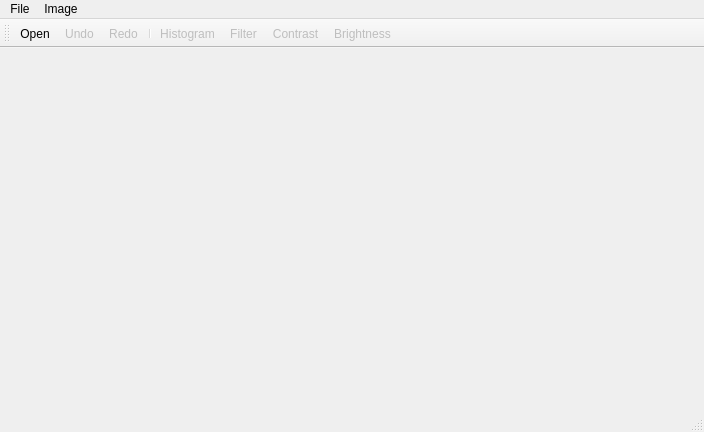
The window that src/MainWindow.ui (Ovilia/PIP) describes before a commit, drawn with Qt 5.
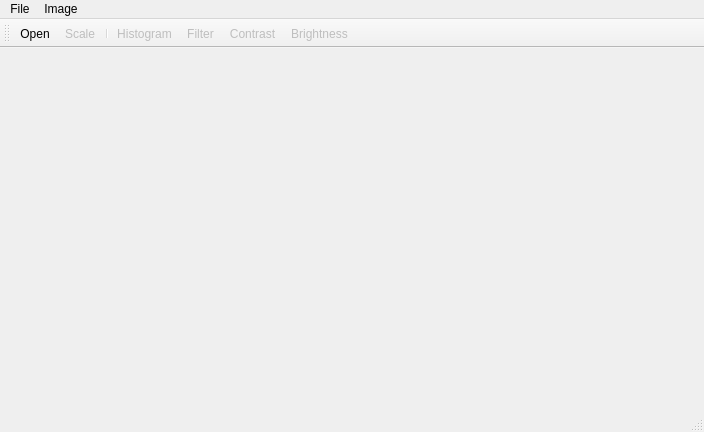
The same window after the commit. Icons and pictures are not drawn.

What changed in the file:
```diff
--- a/src/MainWindow.ui
+++ b/src/MainWindow.ui
@@ -62,8 +62,7 @@
     <bool>false</bool>
    </attribute>
    <addaction name="actionOpen"/>
-   <addaction name="actionUndo"/>
-   <addaction name="actionRedo"/>
+   <addaction name="actionScale"/>
    <addaction name="separator"/>
    <addaction name="actionHistogram"/>
    <addaction name="actionFilter"/>
@@ -118,36 +117,6 @@
     <string>Filter</string>
    </property>
   </action>
-  <action name="actionUndo">
-   <property name="enabled">
-    <bool>false</bool>
-   </property>
-   <property name="icon">
-    <iconset resource="resource.qrc">
-     <normaloff>:/images/images/undo.png</normaloff>:/images/images/undo.png</iconset>
-   </property>
-   <property name="text">
-    <string>Undo</string>
-   </property>
-   <property name="shortcut">
-    <string>Ctrl+Z</string>
-   </property>
-  </action>
-  <action name="actionRedo">
-   <property name="enabled">
-    <bool>false</bool>
-   </property>
-   <property name="icon">
-    <iconset resource="resource.qrc">
-     <normaloff>:/images/images/redo.png</normaloff>:/images/images/redo.png</iconset>
-   </property>
-   <property name="text">
-    <string>Redo</string>
-   </property>
-   <property name="shortcut">
-    <string>Ctrl+Shift+Z</string>
-   </property>
-  </action>
   <action name="actionBrightness">
    <property name="enabled">
     <bool>false</bool>
@@ -172,6 +141,14 @@
     <string>Contrast</string>
    </property>
   </action>
+  <action name="actionScale">
+   <property name="enabled">
+    <bool>false</bool>
+   </property>
+   <property name="text">
+    <string>Scale</string>
+   </property>
+  </action>
  </widget>
  <layoutdefault spacing="6" margin="11"/>
  <resources>
```
Left out of the diff: 5 changed lines with no effect on the pictures.
